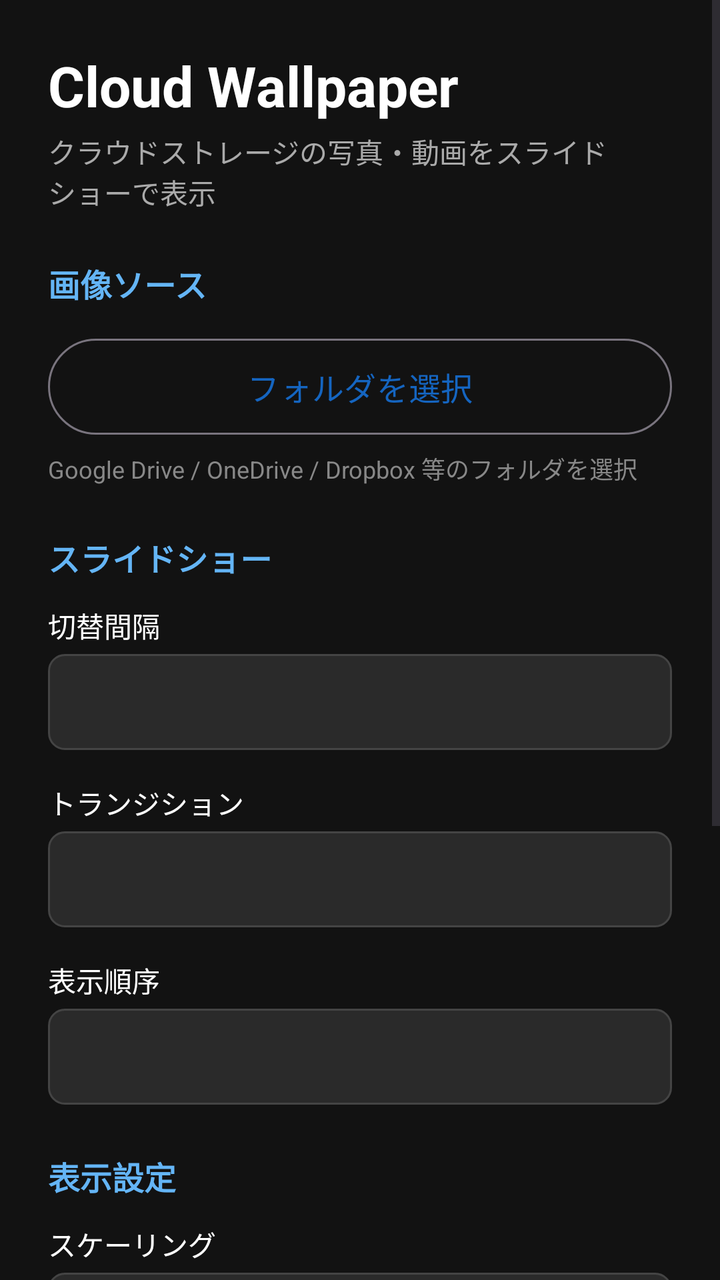
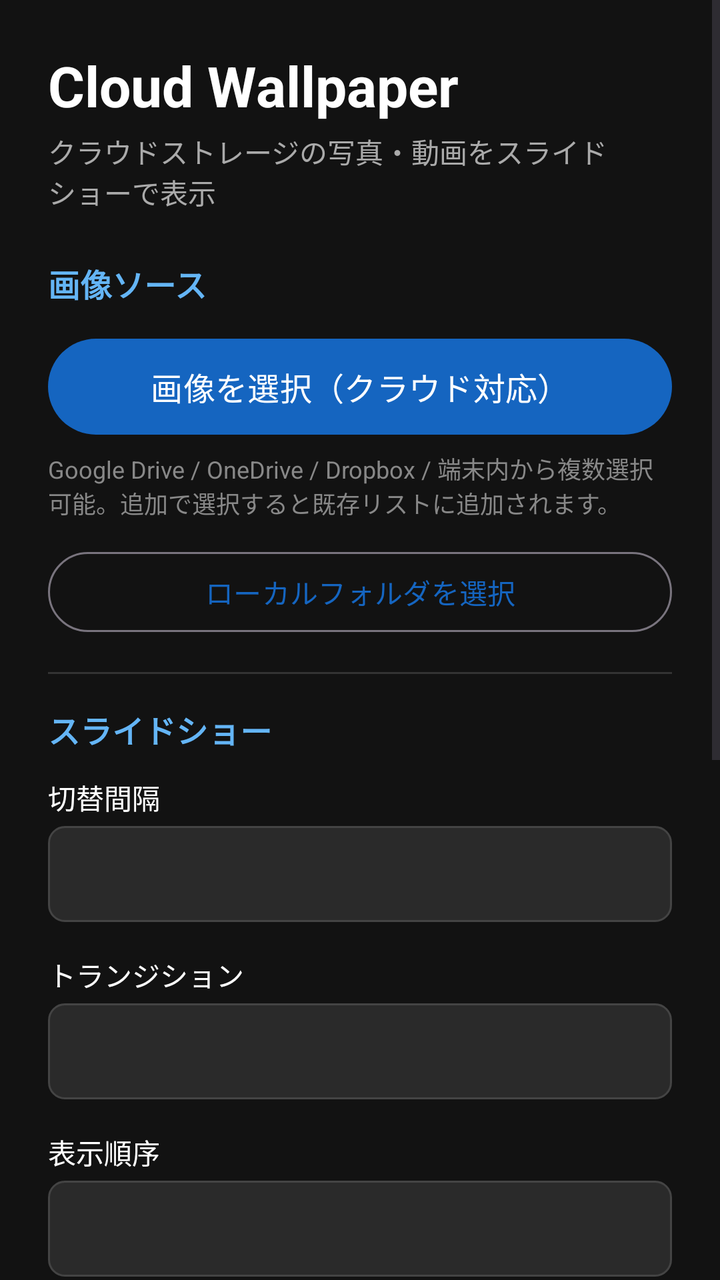

Screens rendered from an Android XML layout before and after an edit, with the pre-edit source and the edit as a unified diff.
<!-- AndroidManifest.xml: activity theme Theme.CloudWallpaper -->
<!-- res/layout/activity_settings.xml -->
<?xml version="1.0" encoding="utf-8"?>
<ScrollView
    xmlns:android="http://schemas.android.com/apk/res/android"
    android:layout_width="match_parent"
    android:layout_height="match_parent"
    android:background="#121212">

    <LinearLayout
        android:layout_width="match_parent"
        android:layout_height="wrap_content"
        android:orientation="vertical"
        android:padding="24dp">

        
        <TextView
            android:layout_width="wrap_content"
            android:layout_height="wrap_content"
            android:text="Cloud Wallpaper"
            android:textColor="#FFFFFF"
            android:textSize="28sp"
            android:textStyle="bold"
            android:layout_marginBottom="4dp" />

        <TextView
            android:layout_width="wrap_content"
            android:layout_height="wrap_content"
            android:text="@string/wallpaper_description"
            android:textColor="#AAAAAA"
            android:textSize="14sp"
            android:layout_marginBottom="24dp" />

        
        <TextView
            android:layout_width="wrap_content"
            android:layout_height="wrap_content"
            android:text="@string/section_source"
            android:textColor="#64B5F6"
            android:textSize="16sp"
            android:textStyle="bold"
            android:layout_marginBottom="12dp" />

        <com.google.android.material.button.MaterialButton
            android:id="@+id/btnSelectFolder"
            android:layout_width="match_parent"
            android:layout_height="56dp"
            android:text="@string/select_folder"
            android:textSize="16sp"
            style="@style/Widget.Material3.Button.OutlinedButton" />

        <TextView
            android:id="@+id/tvFolderPath"
            android:layout_width="wrap_content"
            android:layout_height="wrap_content"
            android:textColor="#CCCCCC"
            android:textSize="13sp"
            android:layout_marginTop="8dp"
            android:visibility="gone" />

        <TextView
            android:id="@+id/tvImageCount"
            android:layout_width="wrap_content"
            android:layout_height="wrap_content"
            android:textColor="#81C784"
            android:textSize="13sp"
            android:layout_marginTop="4dp"
            android:visibility="gone" />

        <TextView
            android:layout_width="wrap_content"
            android:layout_height="wrap_content"
            android:text="@string/select_folder_desc"
            android:textColor="#888888"
            android:textSize="12sp"
            android:layout_marginTop="4dp"
            android:layout_marginBottom="24dp" />

        
        <TextView
            android:layout_width="wrap_content"
            android:layout_height="wrap_content"
            android:text="@string/section_slideshow"
            android:textColor="#64B5F6"
            android:textSize="16sp"
            android:textStyle="bold"
            android:layout_marginBottom="12dp" />

        
        <TextView
            android:layout_width="wrap_content"
            android:layout_height="wrap_content"
            android:text="@string/interval"
            android:textColor="#FFFFFF"
            android:textSize="14sp"
            android:layout_marginBottom="4dp" />

        <Spinner
            android:id="@+id/spinnerInterval"
            android:layout_width="match_parent"
            android:layout_height="48dp"
            android:background="@drawable/spinner_bg"
            android:layout_marginBottom="16dp" />

        
        <TextView
            android:layout_width="wrap_content"
            android:layout_height="wrap_content"
            android:text="@string/transition"
            android:textColor="#FFFFFF"
            android:textSize="14sp"
            android:layout_marginBottom="4dp" />

        <Spinner
            android:id="@+id/spinnerTransition"
            android:layout_width="match_parent"
            android:layout_height="48dp"
            android:background="@drawable/spinner_bg"
            android:layout_marginBottom="16dp" />

        
        <TextView
            android:layout_width="wrap_content"
            android:layout_height="wrap_content"
            android:text="@string/order"
            android:textColor="#FFFFFF"
            android:textSize="14sp"
            android:layout_marginBottom="4dp" />

        <Spinner
            android:id="@+id/spinnerOrder"
            android:layout_width="match_parent"
            android:layout_height="48dp"
            android:background="@drawable/spinner_bg"
            android:layout_marginBottom="24dp" />

        
        <TextView
            android:layout_width="wrap_content"
            android:layout_height="wrap_content"
            android:text="@string/section_display"
            android:textColor="#64B5F6"
            android:textSize="16sp"
            android:textStyle="bold"
            android:layout_marginBottom="12dp" />

        <TextView
            android:layout_width="wrap_content"
            android:layout_height="wrap_content"
            android:text="@string/scale_mode"
            android:textColor="#FFFFFF"
            android:textSize="14sp"
            android:layout_marginBottom="4dp" />

        <Spinner
            android:id="@+id/spinnerScale"
            android:layout_width="match_parent"
            android:layout_height="48dp"
            android:background="@drawable/spinner_bg"
            android:layout_marginBottom="24dp" />

        
        <TextView
            android:layout_width="wrap_content"
            android:layout_height="wrap_content"
            android:text="@string/section_video"
            android:textColor="#64B5F6"
            android:textSize="16sp"
            android:textStyle="bold"
            android:layout_marginBottom="12dp" />

        <com.google.android.material.switchmaterial.SwitchMaterial
            android:id="@+id/switchVideo"
            android:layout_width="match_parent"
            android:layout_height="wrap_content"
            android:text="@string/enable_video"
            android:textColor="#FFFFFF"
            android:layout_marginBottom="8dp" />

        <LinearLayout
            android:id="@+id/layoutVideoOptions"
            android:layout_width="match_parent"
            android:layout_height="wrap_content"
            android:orientation="vertical"
            android:paddingStart="16dp"
            android:visibility="gone">

            <com.google.android.material.switchmaterial.SwitchMaterial
                android:id="@+id/switchMuteVideo"
                android:layout_width="match_parent"
                android:layout_height="wrap_content"
                android:text="@string/video_mute"
                android:textColor="#CCCCCC"
                android:layout_marginBottom="8dp" />

        </LinearLayout>

        <View
            android:layout_width="match_parent"
            android:layout_height="24dp" />

        
        <com.google.android.material.button.MaterialButton
            android:id="@+id/btnSetWallpaper"
            android:layout_width="match_parent"
            android:layout_height="56dp"
            android:text="@string/set_wallpaper"
            android:textSize="16sp"
            android:textStyle="bold" />

        <com.google.android.material.button.MaterialButton
            android:id="@+id/btnPreview"
            android:layout_width="match_parent"
            android:layout_height="48dp"
            android:text="@string/preview"
            android:textSize="14sp"
            android:layout_marginTop="8dp"
            style="@style/Widget.Material3.Button.TonalButton" />

        <View
            android:layout_width="match_parent"
            android:layout_height="32dp" />

    </LinearLayout>
</ScrollView>
<!-- resources referenced by this layout -->
<resources>
  <!-- drawable spinner_bg (drawable) -->
  <?xml version="1.0" encoding="utf-8"?>
  <shape xmlns:android="http://schemas.android.com/apk/res/android"
      android:shape="rectangle">
      <solid android:color="#2A2A2A" />
      <corners android:radius="8dp" />
      <padding
          android:left="12dp"
          android:right="12dp"
          android:top="8dp"
          android:bottom="8dp" />
      <stroke
          android:width="1dp"
          android:color="#444444" />
  </shape>
  <string name="enable_video">動画も表示</string>
  <string name="interval">切替間隔</string>
  <string name="order">表示順序</string>
  <string name="preview">プレビュー</string>
  <string name="scale_mode">スケーリング</string>
  <string name="section_display">表示設定</string>
  <string name="section_slideshow">スライドショー</string>
  <string name="section_source">画像ソース</string>
  <string name="section_video">動画設定</string>
  <string name="select_folder">フォルダを選択</string>
  <string name="select_folder_desc">Google Drive / OneDrive / Dropbox 等のフォルダを選択</string>
  <string name="set_wallpaper">壁紙に設定</string>
  <string name="transition">トランジション</string>
  <string name="video_mute">動画をミュート</string>
  <string name="wallpaper_description">クラウドストレージの写真・動画をスライドショーで表示</string>
  <style name="Theme.CloudWallpaper" parent="Theme.Material3.DayNight.NoActionBar">
          <item name="colorPrimary">@color/primary</item>
          <item name="colorPrimaryContainer">@color/primary_container</item>
          <item name="colorOnPrimary">@color/on_primary</item>
          <item name="colorSecondary">@color/secondary</item>
      </style>
  <color name="primary">#1565C0</color>
  <color name="primary_container">#BBDEFB</color>
  <color name="on_primary">#FFFFFF</color>
  <color name="secondary">#5E35B1</color>
</resources>

<!-- the commit's change to res/layout/activity_settings.xml (unified diff, before → after) -->
@@ -39,40 +39,59 @@
             android:textStyle="bold"
             android:layout_marginBottom="12dp" />
 
-        <com.google.android.material.button.MaterialButton
-            android:id="@+id/btnSelectFolder"
+        
+        <com.google.android.material.button.MaterialButton
+            android:id="@+id/btnSelectImages"
             android:layout_width="match_parent"
             android:layout_height="56dp"
-            android:text="@string/select_folder"
-            android:textSize="16sp"
-            style="@style/Widget.Material3.Button.OutlinedButton" />
-
-        <TextView
-            android:id="@+id/tvFolderPath"
-            android:layout_width="wrap_content"
-            android:layout_height="wrap_content"
-            android:textColor="#CCCCCC"
-            android:textSize="13sp"
-            android:layout_marginTop="8dp"
-            android:visibility="gone" />
-
-        <TextView
-            android:id="@+id/tvImageCount"
-            android:layout_width="wrap_content"
-            android:layout_height="wrap_content"
-            android:textColor="#81C784"
-            android:textSize="13sp"
-            android:layout_marginTop="4dp"
-            android:visibility="gone" />
-
-        <TextView
-            android:layout_width="wrap_content"
-            android:layout_height="wrap_content"
-            android:text="@string/select_folder_desc"
+            android:text="@string/select_images"
+            android:textSize="16sp" />
+
+        <TextView
+            android:layout_width="wrap_content"
+            android:layout_height="wrap_content"
+            android:text="@string/select_images_desc"
             android:textColor="#888888"
             android:textSize="12sp"
-            android:layout_marginTop="4dp"
-            android:layout_marginBottom="24dp" />
+            android:layout_marginTop="4dp" />
+
+        
+        <com.google.android.material.button.MaterialButton
+            android:id="@+id/btnSelectFolder"
+            android:layout_width="match_parent"
+            android:layout_height="48dp"
+            android:text="@string/select_folder"
+            android:textSize="14sp"
+            android:layout_marginTop="12dp"
+            style="@style/Widget.Material3.Button.OutlinedButton" />
+
+        
+        <TextView
+            android:id="@+id/tvImageCount"
+            android:layout_width="wrap_content"
+            android:layout_height="wrap_content"
+            android:textColor="#81C784"
+            android:textSize="14sp"
+            android:layout_marginTop="12dp"
+            android:visibility="gone" />
+
+        
+        <com.google.android.material.button.MaterialButton
+            android:id="@+id/btnClearImages"
+            android:layout_width="wrap_content"
+            android:layout_height="40dp"
+            android:text="@string/clear_images"
+            android:textSize="12sp"
+            android:layout_marginTop="8dp"
+            android:visibility="gone"
+            style="@style/Widget.Material3.Button.TextButton" />
+
+        <View
+            android:layout_width="match_parent"
+            android:layout_height="1dp"
+            android:background="#333333"
+            android:layout_marginTop="16dp"
+            android:layout_marginBottom="16dp" />
 
         
         <TextView
<!-- resource entries referenced after the edit -->
@@ -15,6 +15,7 @@
           android:width="1dp"
           android:color="#444444" />
   </shape>
+  <string name="clear_images">選択をクリア</string>
   <string name="enable_video">動画も表示</string>
   <string name="interval">切替間隔</string>
   <string name="order">表示順序</string>
@@ -24,8 +25,9 @@
   <string name="section_slideshow">スライドショー</string>
   <string name="section_source">画像ソース</string>
   <string name="section_video">動画設定</string>
-  <string name="select_folder">フォルダを選択</string>
-  <string name="select_folder_desc">Google Drive / OneDrive / Dropbox 等のフォルダを選択</string>
+  <string name="select_folder">ローカルフォルダを選択</string>
+  <string name="select_images">画像を選択（クラウド対応）</string>
+  <string name="select_images_desc">Google Drive / OneDrive / Dropbox / 端末内から複数選択可能。追加で選択すると既存リストに追加されます。</string>
   <string name="set_wallpaper">壁紙に設定</string>
   <string name="transition">トランジション</string>
   <string name="video_mute">動画をミュート</string>
